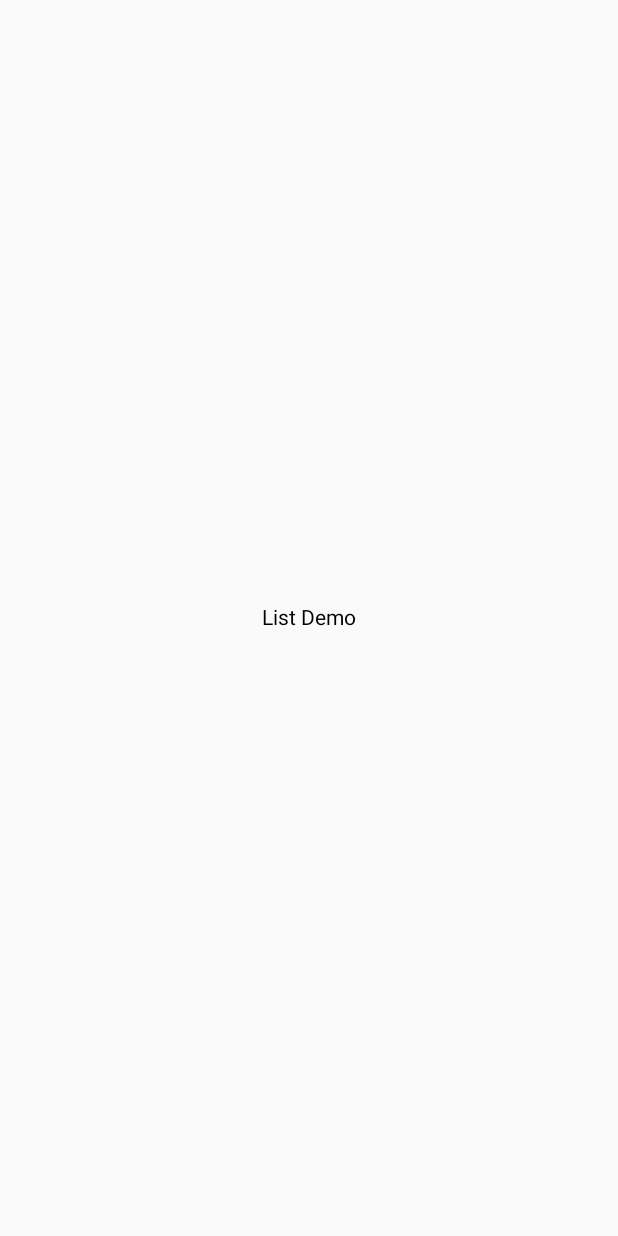
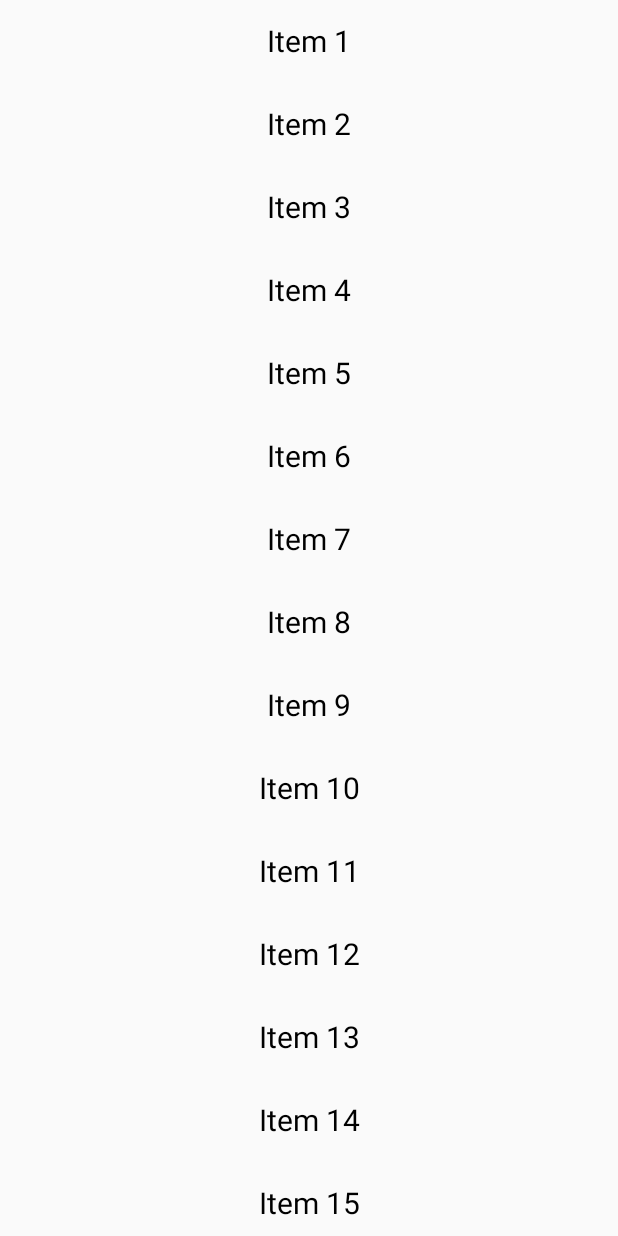
Before and after one commit to BEYEH/kotlin_mvvm_ex5_lazycolumn, an Android app built with Jetpack Compose: the screen it shows after launch (MainActivity), on a phone screen of 412 x 824 dp. Before the commit the screen is almost empty. Run offline under Robolectric (Android 15) with nearby library versions, the phone set to English and light mode, and no system bars.

Commit message:
Create scroll list.

```diff
--- a/app/src/main/java/com/example/kotlin_mvvvm_ex5_lazy_column/view/ListDemo.kt
+++ b/app/src/main/java/com/example/kotlin_mvvvm_ex5_lazy_column/view/ListDemo.kt
@@ -3,18 +3,36 @@ package com.example.kotlin_mvvvm_ex5_lazy_column.view
 import androidx.compose.foundation.layout.Arrangement
 import androidx.compose.foundation.layout.Column
 import androidx.compose.foundation.layout.fillMaxSize
+import androidx.compose.foundation.layout.padding
+import androidx.compose.foundation.rememberScrollState
+import androidx.compose.foundation.verticalScroll
 import androidx.compose.material3.Text
 import androidx.compose.runtime.Composable
 import androidx.compose.ui.Alignment
 import androidx.compose.ui.Modifier
+import androidx.compose.ui.text.style.TextAlign
+import androidx.compose.ui.unit.dp
+import androidx.compose.ui.unit.sp
 
 @Composable
 fun ListDemo() {
+    SimpleColumn()
+}
+
+@Composable
+fun SimpleColumn() {
+    var scrollState = rememberScrollState()
+
     Column(
-        modifier = Modifier.fillMaxSize(),
-        verticalArrangement = Arrangement.Center,
-        horizontalAlignment = Alignment.CenterHorizontally
+        modifier = Modifier.verticalScroll(scrollState),
     ) {
-        Text(text = "List Demo")
+        for (i in 1..100) {
+            Text(text = "Item $i",
+                modifier = Modifier
+                    .fillMaxSize()
+                    .padding(16.dp),
+                textAlign = TextAlign.Center,
+                fontSize = 20.sp)
+        }
     }
 }
```
